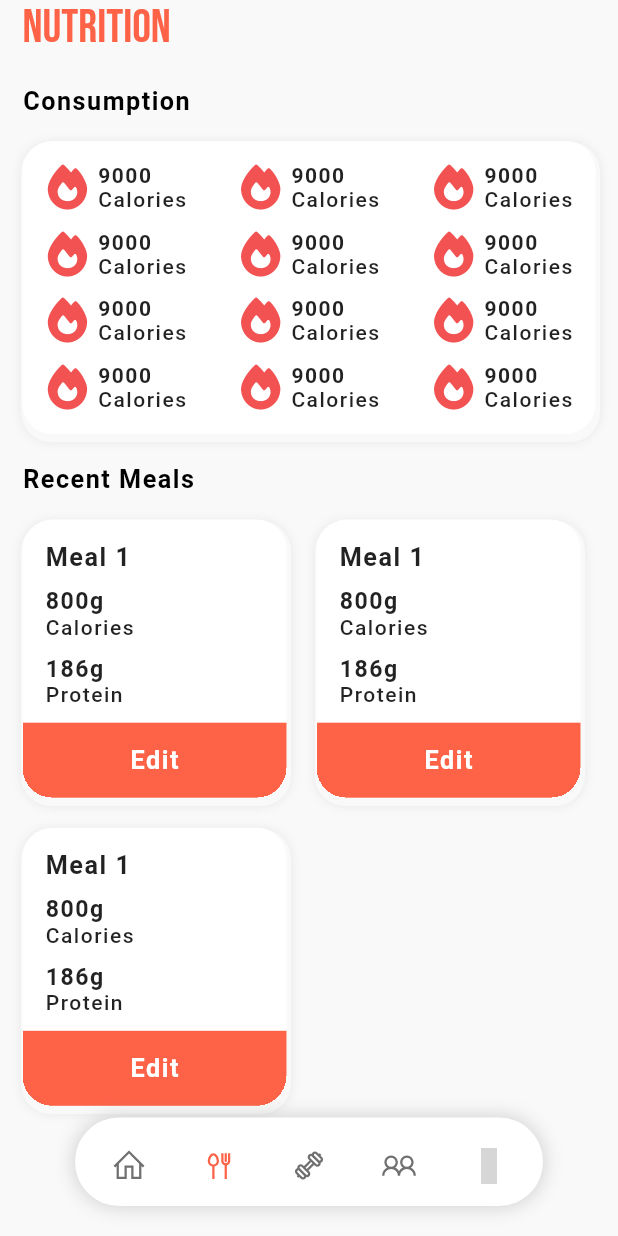
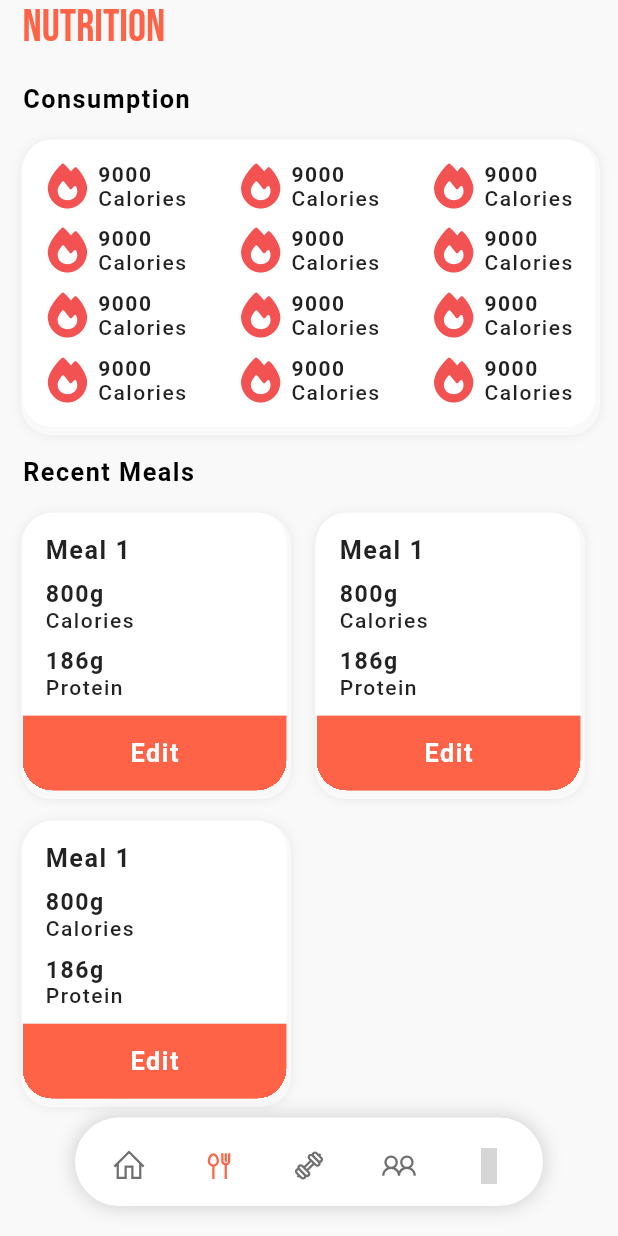
Before and after one commit to ColtonDevAcc/fitstack_app, a Flutter app: the Main_View screen opened by its route, item 2 of the bottom bar chosen, on a phone screen of 412 x 824 dp. Run offline on Flutter 3.47's test engine with Material 2 defaults, Android fonts, the phone set to English and light mode, and no system bars; drawn by our look-alikes of auto_size_text, dot_navigation_bar; our stand-ins replace bloc, copy_with_extension, dio, email_validator, equatable, firebase_analytics and 19 more; missing offline and left inert: health; accounts and stored records are empty; network calls fail; Roboto replaces fonts that are missing (Questrial); grey boxes are pictures that could not be loaded.

Commit message:
possibly fixed text issues

```diff
--- a/lib/presentation/nutrition/presentation/nutrition_view.dart
+++ b/lib/presentation/nutrition/presentation/nutrition_view.dart
@@ -1,5 +1,6 @@
 import 'package:FitStack/presentation/nutrition/presentation/molecules/recent_meals_list.dart';
 import 'package:FitStack/presentation/nutrition/presentation/molecules/user_consumption_chart.dart';
+import 'package:FitStack/widgets/atoms/basic_view_header.dart';
 import 'package:flutter/material.dart';
 
 class NutritionView extends StatelessWidget {
@@ -23,20 +24,11 @@ class NutritionView extends StatelessWidget {
           scrollDirection: Axis.vertical,
           slivers: [
             SliverFillRemaining(
-              hasScrollBody: false,
+              hasScrollBody: true,
               child: Column(
                 crossAxisAlignment: CrossAxisAlignment.start,
                 children: [
-                  Row(
-                    mainAxisAlignment: MainAxisAlignment.spaceBetween,
-                    children: [
-                      Text(
-                        "Nutrition",
-                        textScaleFactor: 1.3,
-                        style: Theme.of(context).textTheme.headlineSmall!.copyWith(color: Theme.of(context).colorScheme.primary),
-                      ),
-                    ],
-                  ),
+                  BasicViewHeader(title: 'NUTRITION'),
                   Padding(
                     padding: const EdgeInsets.fromLTRB(0, topPadding - 5, 0, bottomPadding),
                     child: Text(
--- a/lib/widgets/atoms/basic_view_header.dart
+++ b/lib/widgets/atoms/basic_view_header.dart
@@ -1,3 +1,4 @@
+import 'package:auto_size_text/auto_size_text.dart';
 import 'package:flutter/material.dart';
 
 class BasicViewHeader extends StatelessWidget {
@@ -12,10 +13,11 @@ class BasicViewHeader extends StatelessWidget {
       crossAxisAlignment: CrossAxisAlignment.center,
       mainAxisAlignment: MainAxisAlignment.spaceBetween,
       children: [
-        Text(
+        AutoSizeText(
           title,
-          //TODO: need to use auto resize package
-          textScaleFactor: 1.3,
+          minFontSize: 30,
+          maxFontSize: 90,
+          maxLines: 1,
           style: Theme.of(context).textTheme.headlineSmall!.copyWith(color: color ?? Theme.of(context).colorScheme.primary),
         ),
         trailing ?? SizedBox(),
--- a/pubspec.yaml
+++ b/pubspec.yaml
@@ -43,6 +43,7 @@ dependencies:
   syncfusion_flutter_charts: ^20.2.39
   syncfusion_flutter_datepicker: ^20.2.39
   dropdown_button2: ^1.6.3
+  auto_size_text: ^3.0.0
 
   #auth
   email_validator: ^2.0.1
```
Also changed, not shown: lib/presentation/dashboard/presentation/dashboard_view.dart (+8 -15 lines), lib/presentation/login/presentation/molecules/Login_Header_Widget.dart (+5 -2 lines), lib/presentation/relationship/presentation/relationship_view.dart (+3 -9 lines), lib/presentation/workout/presentation/workout_view.dart (+2 -5 lines), 1 other file.
